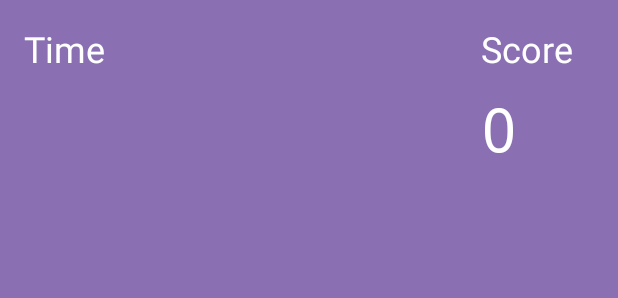
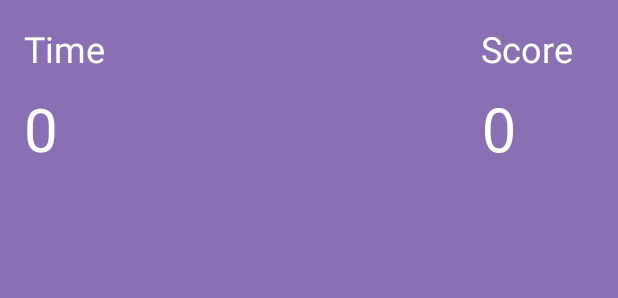
Before and after one commit to kid141236/PSRv2, an Android app: the layout activity_game.xml on its own in the app's theme, with its tools: preview values and no code run, on a phone screen of 412 x 824 dp. Shown: the top 298 px of the screen. Run offline under Robolectric (Android 15) with nearby library versions, the phone set to English and light mode, and no system bars.

```diff
--- a/app/src/main/java/com/example/designarama/myapplication/gameActivity.java
+++ b/app/src/main/java/com/example/designarama/myapplication/gameActivity.java
@@ -54,7 +54,7 @@ public class gameActivity extends AppCompatActivity {
 
             public void onTick(long millisUntilFinished) {
                 timers = (TextView) findViewById(R.id.timer);
-                timers.setText(" " + millisUntilFinished / 0000);
+                timers.setText(" " + millisUntilFinished / 1000);
             }
 
             public void onFinish() {
--- a/app/src/main/res/layout/activity_game.xml
+++ b/app/src/main/res/layout/activity_game.xml
@@ -137,7 +137,8 @@
         android:layout_below="@+id/textView3"
         android:layout_alignParentLeft="true"
         android:layout_alignParentStart="true"
-        android:layout_marginTop="10dp" />
+        android:layout_marginTop="10dp"
+        android:text="0" />
 
     <TextView
         android:text="Score"
```
